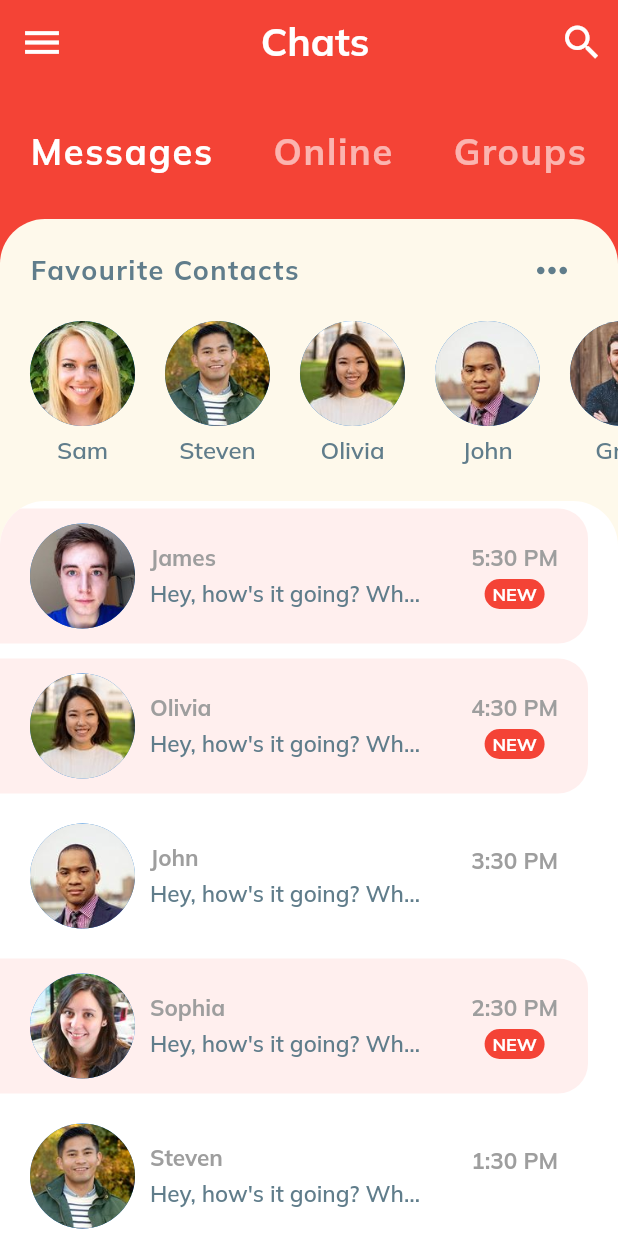
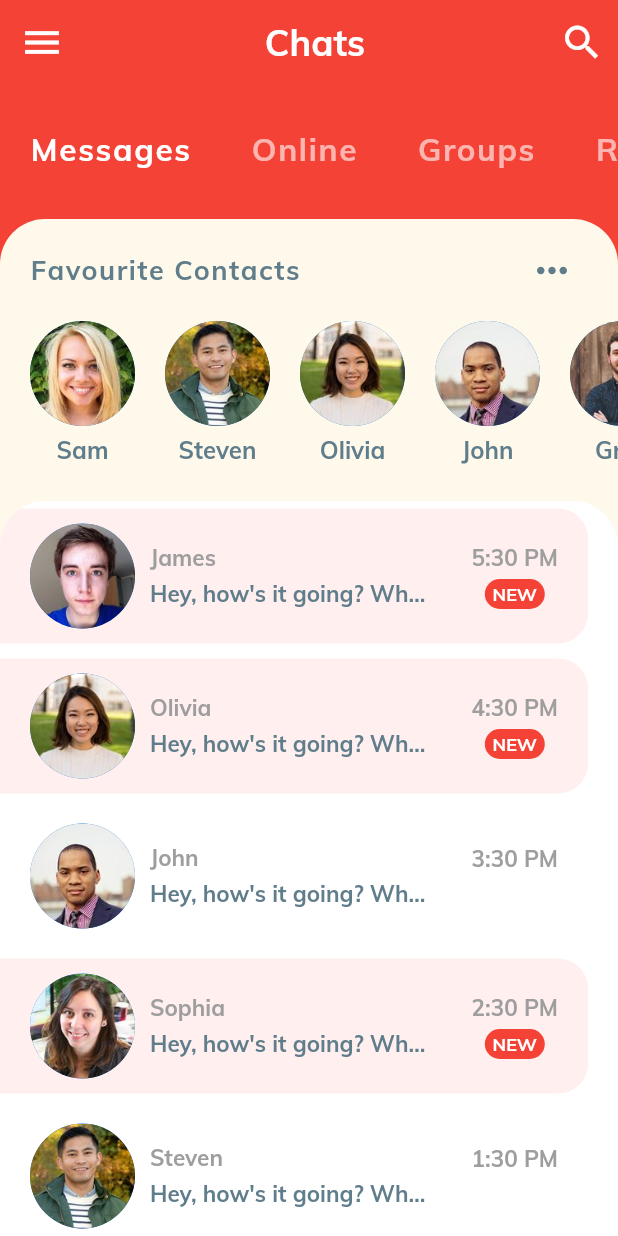
Before and after one commit to adnanhakim/chat-ui, a Flutter app: the screen it shows after launch, on a phone screen of 412 x 824 dp. Run offline on Flutter 3.47's test engine with Material 2 defaults, Android fonts, the phone set to English and light mode, and no system bars.

Commit message:
Changed libraries and fonts

```diff
--- a/lib/main.dart
+++ b/lib/main.dart
@@ -10,8 +10,10 @@ class MyApp extends StatelessWidget {
     return MaterialApp(
       title: 'Flutter Chat UI',
       debugShowCheckedModeBanner: false,
-      theme:
-          ThemeData(primaryColor: Colors.red, accentColor: Color(0xFFFEF9EB)),
+      theme: ThemeData(
+          primaryColor: Colors.red,
+          accentColor: Color(0xFFFEF9EB),
+          fontFamily: 'Muli'),
       home: HomeScreen(),
     );
   }
--- a/lib/screens/home_screen.dart
+++ b/lib/screens/home_screen.dart
@@ -2,7 +2,6 @@ import 'package:chat_app/widgets/category_selector.dart';
 import 'package:chat_app/widgets/favourite_contacts.dart';
 import 'package:chat_app/widgets/recent_chats.dart';
 import 'package:flutter/material.dart';
-import 'package:google_fonts/google_fonts.dart';
 
 class HomeScreen extends StatefulWidget {
   @override
@@ -23,11 +22,9 @@ class _HomeScreenState extends State<HomeScreen> {
         title: Center(
           child: Text(
             'Chats',
-            style: GoogleFonts.muli(
-              textStyle: TextStyle(
-                fontSize: 26.0,
-                fontWeight: FontWeight.bold,
-              ),
+            style: TextStyle(
+              fontSize: 24.0,
+              fontWeight: FontWeight.bold,
             ),
           ),
         ),
--- a/lib/widgets/category_selector.dart
+++ b/lib/widgets/category_selector.dart
@@ -1,5 +1,4 @@
 import 'package:flutter/material.dart';
-import 'package:google_fonts/google_fonts.dart';
 
 class CategorySelector extends StatefulWidget {
   @override
@@ -32,14 +31,11 @@ class _CategorySelectorState extends State<CategorySelector> {
               ),
               child: Text(
                 categories[index],
-                style: GoogleFonts.muli(
-                  textStyle: TextStyle(
-                    color:
-                        index == selectedIndex ? Colors.white : Colors.white60,
-                    fontSize: 24.0,
-                    fontWeight: FontWeight.bold,
-                    letterSpacing: 1.1,
-                  ),
+                style: TextStyle(
+                  color: index == selectedIndex ? Colors.white : Colors.white60,
+                  fontSize: 21.0,
+                  fontWeight: FontWeight.bold,
+                  letterSpacing: 1.1,
                 ),
               ),
             ),
--- a/lib/widgets/favourite_contacts.dart
+++ b/lib/widgets/favourite_contacts.dart
@@ -1,6 +1,5 @@
 import 'package:chat_app/models/message_model.dart';
 import 'package:flutter/material.dart';
-import 'package:google_fonts/google_fonts.dart';
 
 class FavouriteContacts extends StatelessWidget {
   @override
@@ -16,13 +15,11 @@ class FavouriteContacts extends StatelessWidget {
               children: <Widget>[
                 Text(
                   'Favourite Contacts',
-                  style: GoogleFonts.muli(
-                    textStyle: TextStyle(
+                  style: TextStyle(
                     fontSize: 18.0,
                     fontWeight: FontWeight.bold,
                     color: Colors.blueGrey,
                     letterSpacing: 1.0,
-                    ),
                   ),
                 ),
                 IconButton(
@@ -52,12 +49,10 @@ class FavouriteContacts extends StatelessWidget {
                       SizedBox(height: 6.0),
                       Text(
                         favorites[index].name,
-                        style: GoogleFonts.muli(
-                          textStyle: TextStyle(
+                        style: TextStyle(
                           color: Colors.blueGrey,
                           fontSize: 16.0,
                           fontWeight: FontWeight.w600,
-                          ),
                         ),
                       ),
                     ],
--- a/lib/widgets/recent_chats.dart
+++ b/lib/widgets/recent_chats.dart
@@ -1,6 +1,5 @@
 import 'package:chat_app/models/message_model.dart';
 import 'package:flutter/material.dart';
-import 'package:google_fonts/google_fonts.dart';
 
 class RecentChats extends StatelessWidget {
   @override
@@ -47,12 +46,10 @@ class RecentChats extends StatelessWidget {
                           children: <Widget>[
                             Text(
                               chat.sender.name,
-                              style: GoogleFonts.muli(
-                                textStyle: TextStyle(
+                              style: TextStyle(
                                 color: Colors.grey,
                                 fontSize: 15.0,
                                 fontWeight: FontWeight.bold,
-                                ),
                               ),
                             ),
                             SizedBox(height: 5.0),
@@ -60,12 +57,10 @@ class RecentChats extends StatelessWidget {
                               width: MediaQuery.of(context).size.width * 0.45,
                               child: Text(
                                 chat.text,
-                                style: GoogleFonts.muli(
-                                  textStyle: TextStyle(
+                                style: TextStyle(
                                   color: Colors.blueGrey,
                                   fontSize: 15.0,
                                   fontWeight: FontWeight.w600,
-                                  ),
                                 ),
                                 overflow: TextOverflow.ellipsis,
                               ),
@@ -78,12 +73,10 @@ class RecentChats extends StatelessWidget {
                       children: <Widget>[
                         Text(
                           chat.time,
-                          style: GoogleFonts.muli(
-                            textStyle: TextStyle(
+                          style: TextStyle(
                             color: Colors.grey,
                             fontSize: 15.0,
                             fontWeight: FontWeight.bold,
-                            ),
                           ),
                         ),
                         SizedBox(height: 5.0),
@@ -98,12 +91,10 @@ class RecentChats extends StatelessWidget {
                                 alignment: Alignment.center,
                                 child: Text(
                                   'NEW',
-                                  style: GoogleFonts.muli(
-                                    textStyle: TextStyle(
+                                  style: TextStyle(
                                     color: Colors.white,
                                     fontSize: 12.0,
                                     fontWeight: FontWeight.bold,
-                                    ),
                                   ),
                                 ),
                               )
```
Also changed, not shown: pubspec.yaml (+6 -12 lines), fonts/Muli-Bold.ttf (added), fonts/Muli-Regular.ttf (added), pubspec.lock. Lines whose indentation alone changed are shown as unchanged.
